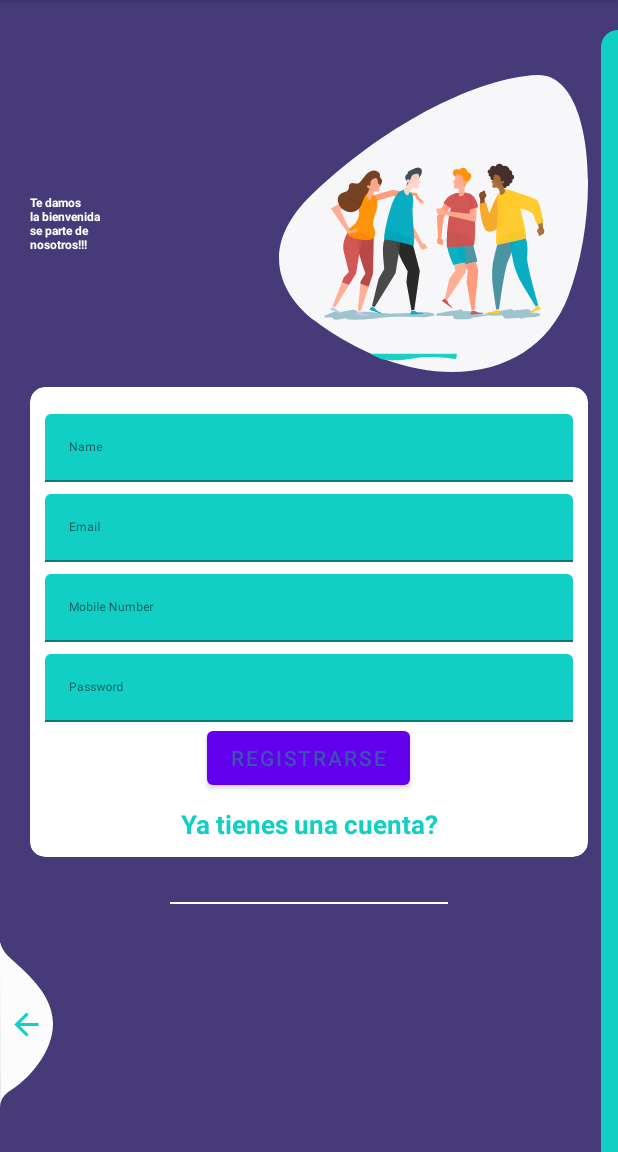
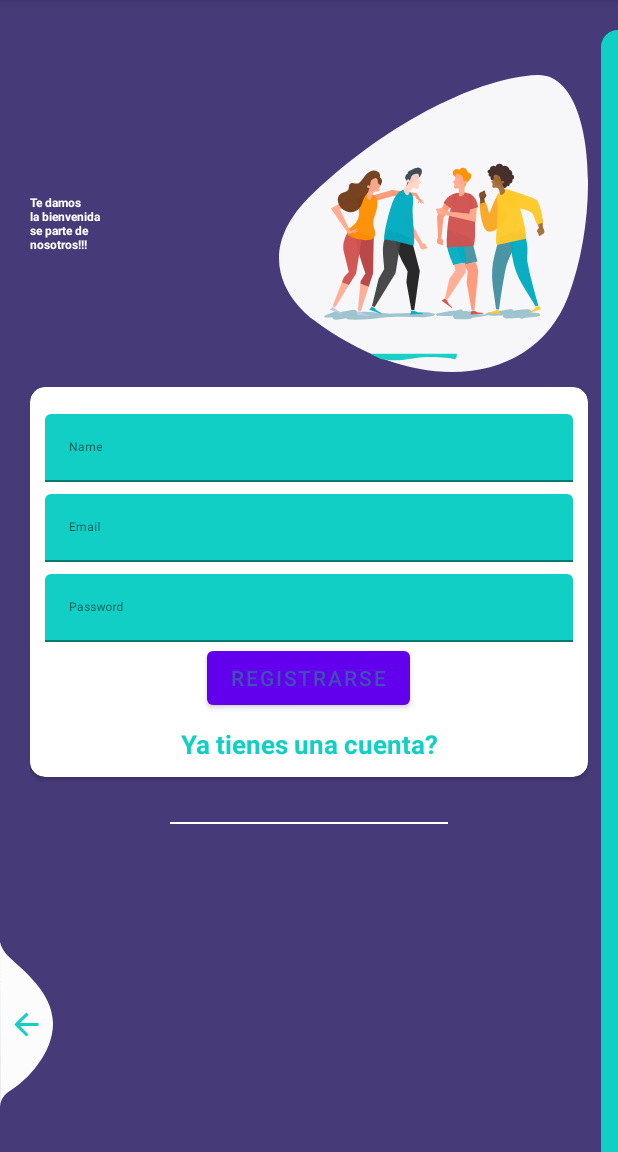
Before and after one commit to jamt29/CRUD_FinalProyect, an Android app: the registro_activity screen opened directly, with no data from a screen before it, on a phone screen of 412 x 824 dp, the part 84-1236 px from its top. Run offline under Robolectric (Android 15) with nearby library versions, the phone set to English and light mode, and no system bars; our stand-ins replace Firebase (no records; nobody signed in at launch, a user with empty details on screens opened directly); libraries missing offline, so code that uses them is left out: com.shashank.sony.

Commit message:
Registros de usuario en registros.java

```diff
--- a/app/build.gradle
+++ b/app/build.gradle
@@ -46,6 +46,7 @@ dependencies {
     implementation 'androidx.lifecycle:lifecycle-viewmodel-ktx:2.3.1'
     implementation 'androidx.navigation:navigation-fragment:2.3.5'
     implementation 'androidx.navigation:navigation-ui:2.3.5'
+    implementation 'com.google.firebase:firebase-database:20.0.2'
     testImplementation 'junit:junit:4.+'
     androidTestImplementation 'androidx.test.ext:junit:1.1.3'
     androidTestImplementation 'androidx.test.espresso:espresso-core:3.4.0'
--- a/app/src/main/AndroidManifest.xml
+++ b/app/src/main/AndroidManifest.xml
@@ -1,6 +1,8 @@
 <?xml version="1.0" encoding="utf-8"?>
 <manifest xmlns:android="http://schemas.android.com/apk/res/android"
     package="com.itca.crud_finalproyect">
+
+    <uses-permission android:name="android.permission.INTERNET"/>
 
     <application
         android:allowBackup="true"
--- a/app/src/main/java/com/itca/crud_finalproyect/registro_activity.java
+++ b/app/src/main/java/com/itca/crud_finalproyect/registro_activity.java
@@ -1,5 +1,6 @@
 package com.itca.crud_finalproyect;
 
+import androidx.annotation.NonNull;
 import androidx.appcompat.app.AppCompatActivity;
 
 import android.content.Intent;
@@ -8,15 +9,117 @@ import android.os.Bundle;
 import android.view.View;
 import android.view.Window;
 import android.view.WindowManager;
+import android.widget.Button;
+import android.widget.EditText;
+import android.widget.Toast;
+
+import com.google.android.gms.tasks.OnCanceledListener;
+import com.google.android.gms.tasks.OnCompleteListener;
+import com.google.android.gms.tasks.Task;
+import com.google.firebase.auth.AuthResult;
+import com.google.firebase.auth.FirebaseAuth;
+import com.google.firebase.database.DatabaseReference;
+import com.google.firebase.database.FirebaseDatabase;
+import com.shashank.sony.fancytoastlib.FancyToast;
+
+import java.util.HashMap;
+import java.util.Map;
 
 public class registro_activity extends AppCompatActivity {
+    private EditText editTextName;
+    private EditText editTextEmail;
+    private EditText editTextPassword;
+
+    private Button mButton;
+
+    String name="";
+    String email="";
+    String pass="";
+
+    FirebaseAuth mAuth;
+    DatabaseReference mDatabase;
+
+
+
 
     @Override
     protected void onCreate(Bundle savedInstanceState) {
         super.onCreate(savedInstanceState);
         setContentView(R.layout.activity_registro);
+
+        mAuth = FirebaseAuth.getInstance();
+        mDatabase = FirebaseDatabase.getInstance().getReference();
+
         changeStatusBarColor();
+
+        editTextName = (EditText) findViewById(R.id.editTextName);
+        editTextEmail = (EditText) findViewById(R.id.editTextEmail);
+        editTextPassword = (EditText) findViewById(R.id.editTextPassword);
+
+        mButton =(Button) findViewById(R.id.mButton);
+
+        mButton.setOnClickListener(new View.OnClickListener() {
+            @Override
+            public void onClick(View view) {
+                name = editTextName.getText().toString();
+                email = editTextEmail.getText().toString();
+                pass = editTextPassword.getText().toString();
+
+
+                if (!name.isEmpty() && !email.isEmpty() && !pass.isEmpty()) {
+                    if(pass.length() >=6){
+                        registerUser();
+                    }
+                    else {
+                        FancyToast.makeText(registro_activity.this,"La contraseña debe tener al menos 6 caracteres",FancyToast.LENGTH_LONG, FancyToast.WARNING,true);
+                    }
+
+                }
+                else {
+                    FancyToast.makeText(registro_activity.this,"Debe completar los campos",FancyToast.LENGTH_LONG,FancyToast.WARNING,true);
+
+                }
+
+            }
+        });
+
     }
+
+    private void registerUser() {
+        mAuth.createUserWithEmailAndPassword(email, pass).addOnCompleteListener(new OnCompleteListener<AuthResult>() {
+            @Override
+            public void onComplete(@NonNull Task<AuthResult> task) {
+                if (task.isSuccessful()){
+                    Map<String, Object> map = new HashMap<>();
+                    map.put("name", name);
+                    map.put("email", email);
+                    map.put("pass", pass);
+
+                    String id = mAuth.getCurrentUser().getUid();
+
+                    mDatabase.child("Users").child(id).setValue(map).addOnCompleteListener(new OnCompleteListener<Void>() {
+                        @Override
+                        public void onComplete(@NonNull Task<Void> task2) {
+                            if(task2.isSuccessful()){
+                                startActivity(new Intent(registro_activity.this, HomeActivity.class ));
+                                finish();
+                            }
+                            else {
+                                FancyToast.makeText(registro_activity.this,"No se pudieron crear los datos correctamente",FancyToast.LENGTH_LONG,FancyToast.ERROR,true);
+
+                            }
+                        }
+                    });
+                }
+                else {
+                    FancyToast.makeText(registro_activity.this,"No se pudo registrar este usuario",FancyToast.LENGTH_LONG,FancyToast.ERROR,true);
+
+                }
+            }
+        });
+    }
+
+
     private void changeStatusBarColor() {
         if (Build.VERSION.SDK_INT >= Build.VERSION_CODES.LOLLIPOP) {
             Window window = getWindow();
--- a/app/src/main/res/layout/activity_registro.xml
+++ b/app/src/main/res/layout/activity_registro.xml
@@ -80,18 +80,7 @@
                                 android:maxLines="1" />
                         </com.google.android.material.textfield.TextInputLayout>
 
-                        <com.google.android.material.textfield.TextInputLayout
-                            android:id="@+id/textInputMobile"
-                            style="@style/parent"
-                            android:layout_marginTop="@dimen/loginViewsMargin">
 
-                            <EditText
-                                android:id="@+id/editTextMobile"
-                                style="@style/modifiedEditText"
-                                android:hint="Mobile Number"
-                                android:inputType="phone"
-                                android:maxLines="1" />
-                        </com.google.android.material.textfield.TextInputLayout>
 
                         <com.google.android.material.textfield.TextInputLayout
                             android:id="@+id/textInputPassword"
@@ -107,6 +96,7 @@
                         </com.google.android.material.textfield.TextInputLayout>
 
                         <Button
+                            android:id="@+id/mButton"
                             android:layout_width="wrap_content"
                             android:layout_height="wrap_content"
                             android:layout_gravity="center"
```
